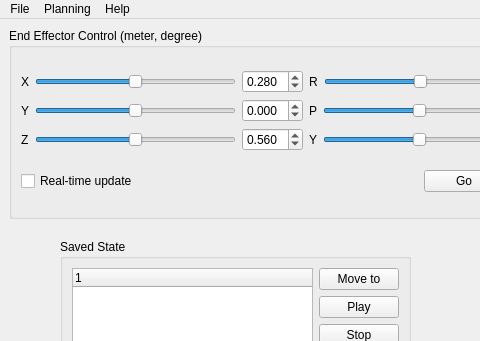
Before: the Qt Designer form prw/src/prw.ui in cuixiongyi/hiveground-ros-pkg, drawn with Qt 5; both pictures show x 0 to 480 and y 0 to 341 of the 1118 by 802 pixel window.
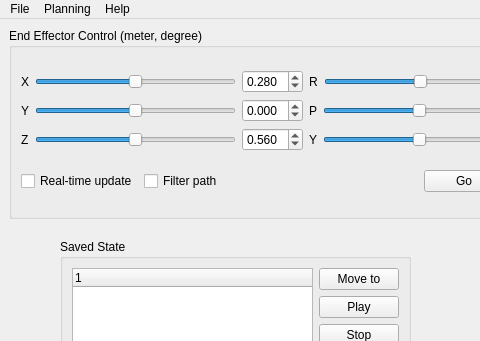
After: the same form once the commit is applied.

The edit to the form file:
```diff
--- a/prw/src/prw.ui
+++ b/prw/src/prw.ui
@@ -433,6 +433,13 @@
             </property>
            </widget>
           </item>
+          <item>
+           <widget class="QCheckBox" name="cb_filter_path">
+            <property name="text">
+             <string>Filter path</string>
+            </property>
+           </widget>
+          </item>
           <item>
            <spacer name="horizontalSpacer">
             <property name="orientation">
```
